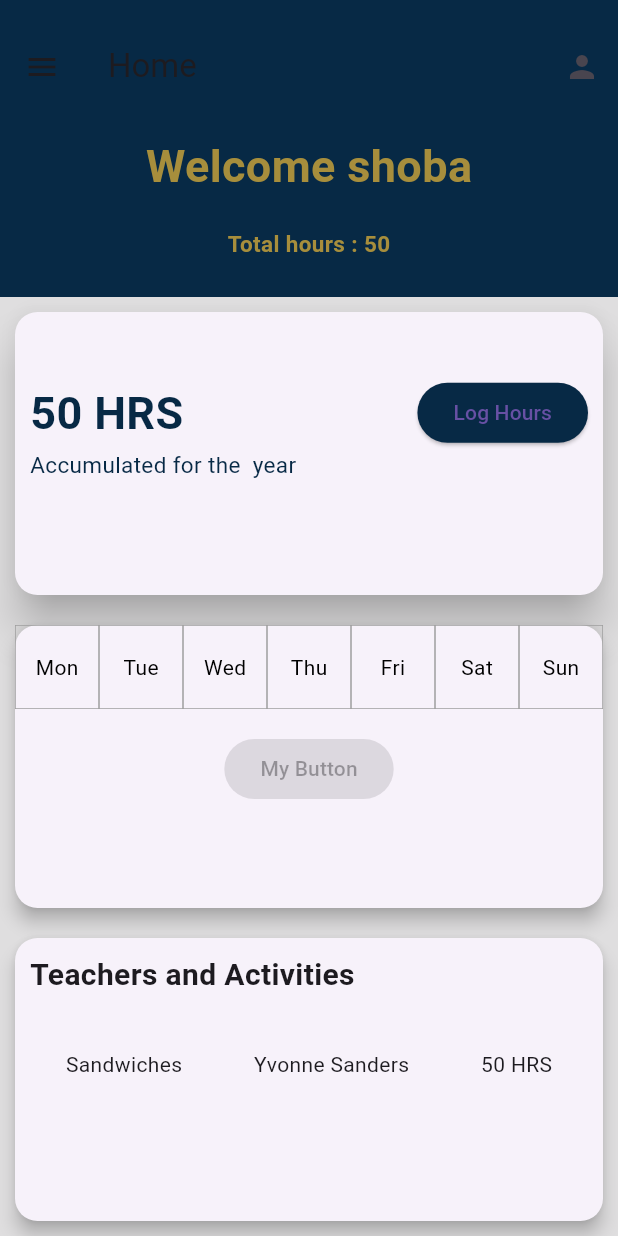
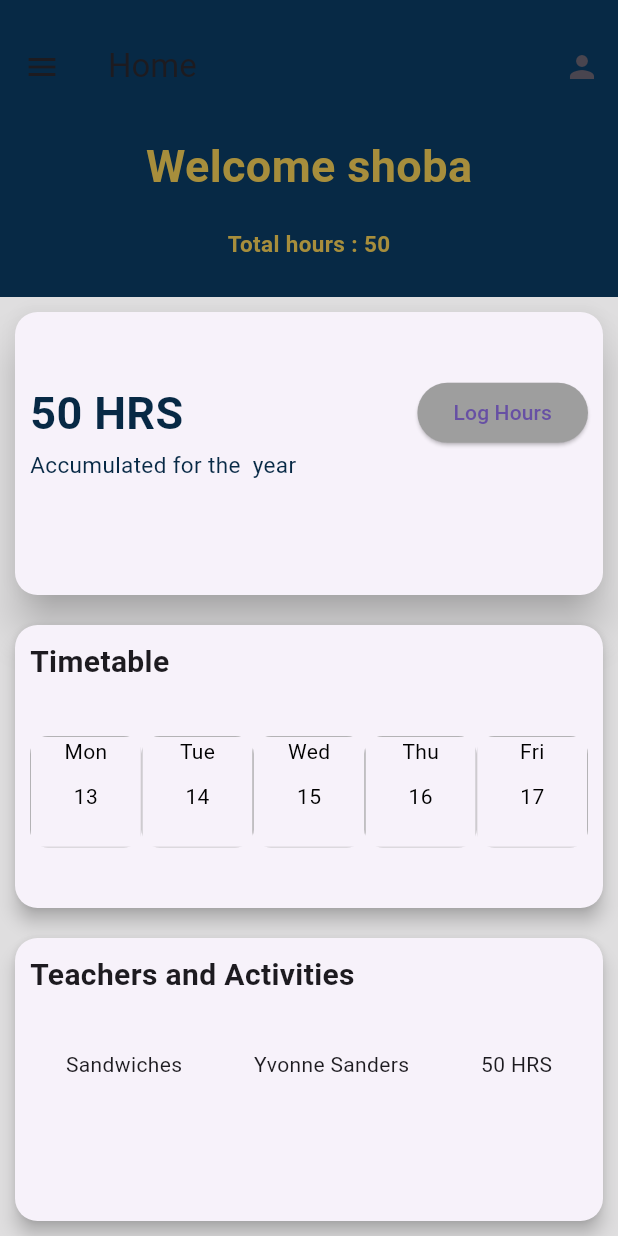
Before and after one commit to ratshikuni/reddam, a Flutter app: the HomeScreen screen opened directly, on a phone screen of 412 x 824 dp. Run offline on Flutter 3.47's test engine with Material 3 defaults, Android fonts, the phone set to English and light mode, and no system bars; our stand-ins replace charts_flutter, file_picker, percent_indicator.

Commit message:
home screen fix

```diff
--- a/lib/screens/Home.dart
+++ b/lib/screens/Home.dart
@@ -3,6 +3,7 @@ import 'package:app/screens/LogHrs.dart';
 import 'package:app/screens/main_navigation_drawer.dart';
 import 'package:flutter/foundation.dart';
 import 'package:flutter/material.dart';
+import 'package:intl/intl.dart';
 
 class HomeScreen extends StatefulWidget {
   HomeScreen({Key? key}) : super(key: key);
@@ -11,10 +12,22 @@ class HomeScreen extends StatefulWidget {
   State<HomeScreen> createState() => _HomeScreenState();
 }
 
+List<DateTime> getWeekDates(DateTime currentDate) {
+  return List.generate(
+      7,
+      (index) => currentDate
+          .subtract(Duration(days: currentDate.weekday - 1))
+          .add(Duration(days: index)));
+}
+
 class _HomeScreenState extends State<HomeScreen> {
   String Name = "shoba";
   int Total_hours = 50;
-  bool isSelected = false;
+
+  int selectedDayIndex = -1;
+  List<String> daysOfWeek = ['Mon', 'Tue', 'Wed', 'Thu', 'Fri'];
+  List<DateTime> weekDates = getWeekDates(DateTime.now());
+
   @override
   Widget build(BuildContext context) {
     return Scaffold(
@@ -27,9 +40,8 @@ class _HomeScreenState extends State<HomeScreen> {
           IconButton(
             icon: Icon(Icons.person),
             onPressed: () {
-              // Navigator.push(context,
-              //     MaterialPageRoute(builder: (context) => AccountScreen())); //
-              // Add your onPressed logic here
+              Navigator.push(context,
+                  MaterialPageRoute(builder: (context) => Account())); //
             },
           )
         ],
@@ -108,8 +120,9 @@ class _HomeScreenState extends State<HomeScreen> {
                                     );
                                   },
                                   style: ElevatedButton.styleFrom(
-                                    backgroundColor:
-                                        const Color.fromARGB(255, 7, 41, 69),
+                                    backgroundColor: selectedDayIndex != -1
+                                        ? Color.fromARGB(255, 7, 41, 69)
+                                        : Colors.grey,
                                   ),
                                   child: Text('Log Hours'))
                             ],
@@ -125,12 +138,90 @@ class _HomeScreenState extends State<HomeScreen> {
             ),
             Expanded(
               child: Card(
-                  elevation: 5.0,
-                  margin: EdgeInsets.all(10.0),
-                  shape: RoundedRectangleBorder(
-                    borderRadius: BorderRadius.circular(15.0),
-                  ),
-                  child: WeekCalendar()),
+                elevation: 5.0,
+                margin: EdgeInsets.all(10.0),
+                shape: RoundedRectangleBorder(
+                  borderRadius: BorderRadius.circular(15.0),
+                ),
+                child: Padding(
+                    padding: EdgeInsets.all(10),
+                    child: Column(
+                      crossAxisAlignment: CrossAxisAlignment.start,
+                      children: [
+                        Text('Timetable',
+                            style: TextStyle(
+                                fontSize: 20.0, fontWeight: FontWeight.bold)),
+                        SizedBox(
+                          height: 35,
+                        ),
+                        GridView.builder(
+                          shrinkWrap: true,
+                          itemCount: 5,
+                          gridDelegate:
+                              SliverGridDelegateWithFixedCrossAxisCount(
+                            crossAxisCount: 5,
+                          ),
+                          itemBuilder: (context, index) {
+                            if (index < daysOfWeek.length) {
+                              print("The days are $index");
+
+                              return GestureDetector(
+                                onTap: () {
+                                  setState(() {
+                                    if (selectedDayIndex == index) {
+                                      selectedDayIndex = -1;
+                                    } else {
+                                      selectedDayIndex = index;
+                                    }
+                                  });
+                                },
+                                child: ClipRRect(
+                                  borderRadius: BorderRadius.circular(12.0),
+                                  child: Container(
+                                    decoration: BoxDecoration(
+                                      color: index == selectedDayIndex
+                                          ? Color.fromARGB(255, 7, 41, 69)
+                                          : Colors.transparent,
+                                      border: Border.all(
+                                        color: Colors.grey,
+                                        width: 0.5,
+                                      ),
+                                    ),
+                                    child: Center(
+                                        child: Column(
+                                      children: [
+                                        Text(
+                                          daysOfWeek[index],
+                                          style: TextStyle(
+                                            color: index == selectedDayIndex
+                                                ? Colors.white
+                                                : Colors.black,
+                                          ),
+                                        ),
+                                        const SizedBox(height: 10),
+                                        Text(
+                                          "" +
+                                              (weekDates[index].day).toString(),
+                                          style: TextStyle(
+                                            color: index == selectedDayIndex
+                                                ? Colors.white
+                                                : Colors.black,
+                                          ),
+                                        ),
+                                      ],
+                                    )),
+                                  ),
+                                ),
+                              );
+                            }
+                          },
+                        ),
+                        SizedBox(
+                          height: 10,
+                        ),
+                      ],
+                    )),
+              ),
             ),
             Expanded(
               child: Card(
@@ -176,104 +267,3 @@ class _HomeScreenState extends State<HomeScreen> {
     );
   }
 }
-
-class WeekCalendar extends StatefulWidget {
-  @override
-  _WeekCalendarState createState() => _WeekCalendarState();
-}
-
-class _WeekCalendarState extends State<WeekCalendar> {
-  int selectedDayIndex = -1;
-
-  @override
-  Widget build(BuildContext context) {
-    List<String> daysOfWeek = ['Mon', 'Tue', 'Wed', 'Thu', 'Fri', 'Sat', 'Sun'];
-
-    return Column(
-      children: [
-        // Your existing week calendar
-        GridView.builder(
-          shrinkWrap: true,
-          itemCount: 7,
-          gridDelegate: SliverGridDelegateWithFixedCrossAxisCount(
-            crossAxisCount: 7,
-          ),
-          itemBuilder: (context, index) {
-            if (index < daysOfWeek.length) {
-              return GestureDetector(
-                onTap: () {
-                  setState(() {
-                    if (selectedDayIndex == index) {
-                      selectedDayIndex = -1;
-                    } else {
-                      selectedDayIndex = index;
-                    }
-                  });
-                },
-                child: Container(
-                  decoration: BoxDecoration(
-                    color: index == selectedDayIndex
-                        ? Colors.blue
-                        : Colors.transparent,
-                    border: Border.all(
-                      color: Colors.grey,
-                      width: 0.5,
-                    ),
-                  ),
-                  child: Center(
-                    child: Text(
-                      daysOfWeek[index],
-                      style: TextStyle(
-                        color: index == selectedDayIndex
-                            ? Colors.white
-                            : Colors.black,
-                      ),
-                    ),
-                  ),
-                ),
-              );
-            } else {
-              int dayNumber = index - daysOfWeek.length + 1;
-              return Container(
-                decoration: BoxDecoration(
-                  color: index == selectedDayIndex
-                      ? Colors.blue
-                      : Colors.transparent,
-                  border: Border.all(
-                    color: Colors.grey,
-                    width: 0.5,
-                  ),
-                ),
-                child: Center(
-                  child: Text(
-                    dayNumber.toString(),
-                    style: TextStyle(
-                      color: index == selectedDayIndex
-                          ? Colors.white
-                          : Colors.black,
-                    ),
-                  ),
-                ),
-              );
-            }
-          },
-        ),
-        SizedBox(
-            height: 16), // Add some space between the calendar and the button
-        // Button that changes color and works on tap when a day is selected
-        ElevatedButton(
-          onPressed: selectedDayIndex != -1
-              ? () {
-                  // Do something when the button is tapped
-                  print('Button tapped!');
-                }
-              : null,
-          style: ElevatedButton.styleFrom(
-            backgroundColor: selectedDayIndex != -1 ? Colors.blue : Colors.grey,
-          ),
-          child: Text('My Button'),
-        ),
-      ],
-    );
-  }
-}
```
Also changed, not shown: pubspec.lock, 2 other files.
